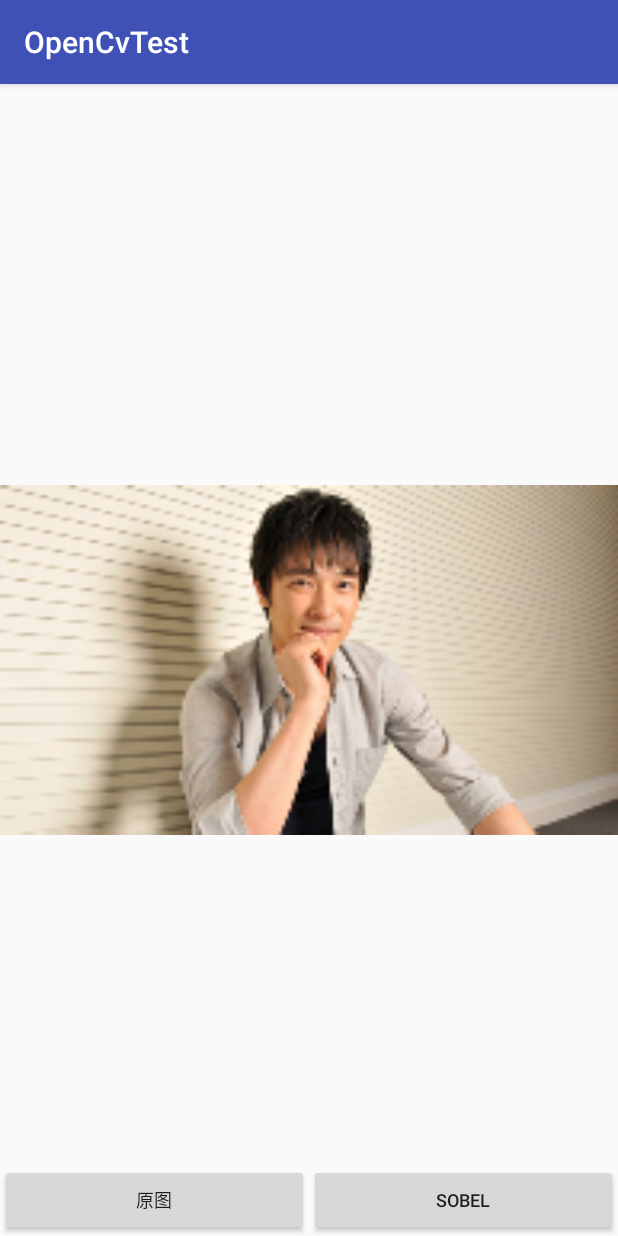
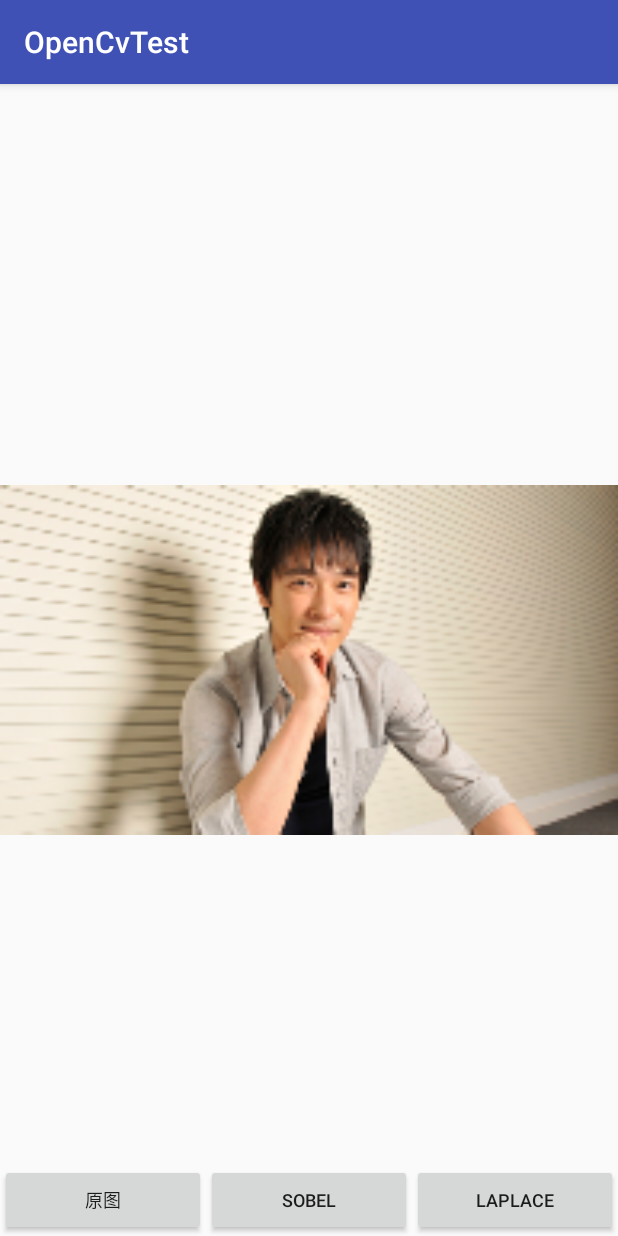
Before and after one commit to machinezhou/OpenCv4AndroidPractice, an Android app: the SobelLapActivity screen opened directly, with no data from a screen before it, on a phone screen of 412 x 824 dp. Run offline under Robolectric (Android 15) with nearby library versions, the phone set to English and light mode, and no system bars; 1 statement that could not run was skipped.

Commit message:
sobel and laplace activity added

```diff
--- a/app/src/main/AndroidManifest.xml
+++ b/app/src/main/AndroidManifest.xml
@@ -42,7 +42,7 @@
         android:name=".BorderActivity"
         android:label="@string/app_name"/>
     <activity
-        android:name=".SobelActivity"
+        android:name=".SobelLapActivity"
         android:label="@string/app_name"/>
 
   </application>
--- a/app/src/main/java/com/zhou/lawson/opencvtest/MainActivity.java
+++ b/app/src/main/java/com/zhou/lawson/opencvtest/MainActivity.java
@@ -54,7 +54,7 @@ public class MainActivity extends AppCompatActivity implements View.OnClickListe
         startActivity(new Intent(MainActivity.this, BorderActivity.class));
         break;
       case R.id.button_sobel:
-        startActivity(new Intent(MainActivity.this, SobelActivity.class));
+        startActivity(new Intent(MainActivity.this, SobelLapActivity.class));
         break;
       default:
         break;
--- a/app/src/main/java/com/zhou/lawson/opencvtest/SobelActivity.java
+++ b/app/src/main/java/com/zhou/lawson/opencvtest/SobelLapActivity.java
@@ -21,7 +21,7 @@ import static org.opencv.imgproc.Imgproc.COLOR_BGRA2GRAY;
  * Created by lawson on 16/10/24.
  */
 
-public final class SobelActivity extends AppCompatActivity implements View.OnClickListener {
+public final class SobelLapActivity extends AppCompatActivity implements View.OnClickListener {
 
   private ImageView whiteBoard;
 
@@ -33,7 +33,7 @@ public final class SobelActivity extends AppCompatActivity implements View.OnCli
 
   @Override protected void onCreate(@Nullable Bundle savedInstanceState) {
     super.onCreate(savedInstanceState);
-    setContentView(R.layout.activity_sobel);
+    setContentView(R.layout.activity_sobel_lap);
 
     init();
   }
@@ -42,6 +42,7 @@ public final class SobelActivity extends AppCompatActivity implements View.OnCli
     whiteBoard = (ImageView) findViewById(R.id.white_board);
     findViewById(R.id.button_original).setOnClickListener(this);
     findViewById(R.id.button_sobel).setOnClickListener(this);
+    findViewById(R.id.button_laplace).setOnClickListener(this);
 
     originalBitmap = BitmapFactory.decodeResource(getResources(), R.mipmap.test);
     bitmap = originalBitmap.copy(originalBitmap.getConfig(), true);
@@ -73,6 +74,18 @@ public final class SobelActivity extends AppCompatActivity implements View.OnCli
     whiteBoard.setImageBitmap(bitmap);
   }
 
+  private void laplace() {
+    Utils.bitmapToMat(originalBitmap, inMat);
+    Imgproc.GaussianBlur(inMat, inMat, new Size(3, 3), 0, 0, BORDER_DEFAULT);
+    Mat inTemp = new Mat();
+    Imgproc.cvtColor(inMat, inTemp, COLOR_BGRA2GRAY);
+    Imgproc.Laplacian(inTemp, outMat, CV_16S, 3, 1, 0, BORDER_DEFAULT);
+    Core.convertScaleAbs(outMat, outMat);
+
+    Utils.matToBitmap(outMat, bitmap);
+    whiteBoard.setImageBitmap(bitmap);
+  }
+
   @Override public void onClick(View v) {
     int id = v.getId();
     if (currentFilter == id) {
@@ -82,6 +95,9 @@ public final class SobelActivity extends AppCompatActivity implements View.OnCli
     switch (id) {
       case R.id.button_sobel:
         sobel();
+        break;
+      case R.id.button_laplace:
+        laplace();
         break;
       case R.id.button_original:
       default:
--- a/app/src/main/res/layout/activity_sobel.xml
+++ b/app/src/main/res/layout/activity_sobel_lap.xml
@@ -27,5 +27,12 @@
         android:layout_weight="1"
         android:layout_width="0dp"
         android:layout_height="wrap_content"/>
+    <Button
+        android:id="@+id/button_laplace"
+        android:text="@string/laplace"
+        android:textSize="@dimen/button_text_size"
+        android:layout_weight="1"
+        android:layout_width="0dp"
+        android:layout_height="wrap_content"/>
   </LinearLayout>
 </RelativeLayout>
--- a/app/src/main/res/values/strings.xml
+++ b/app/src/main/res/values/strings.xml
@@ -31,4 +31,5 @@
   <string name="border_replicate">复制填充</string>
 
   <string name="sobel">Sobel</string>
+  <string name="laplace">Laplace</string>
 </resources>
```
